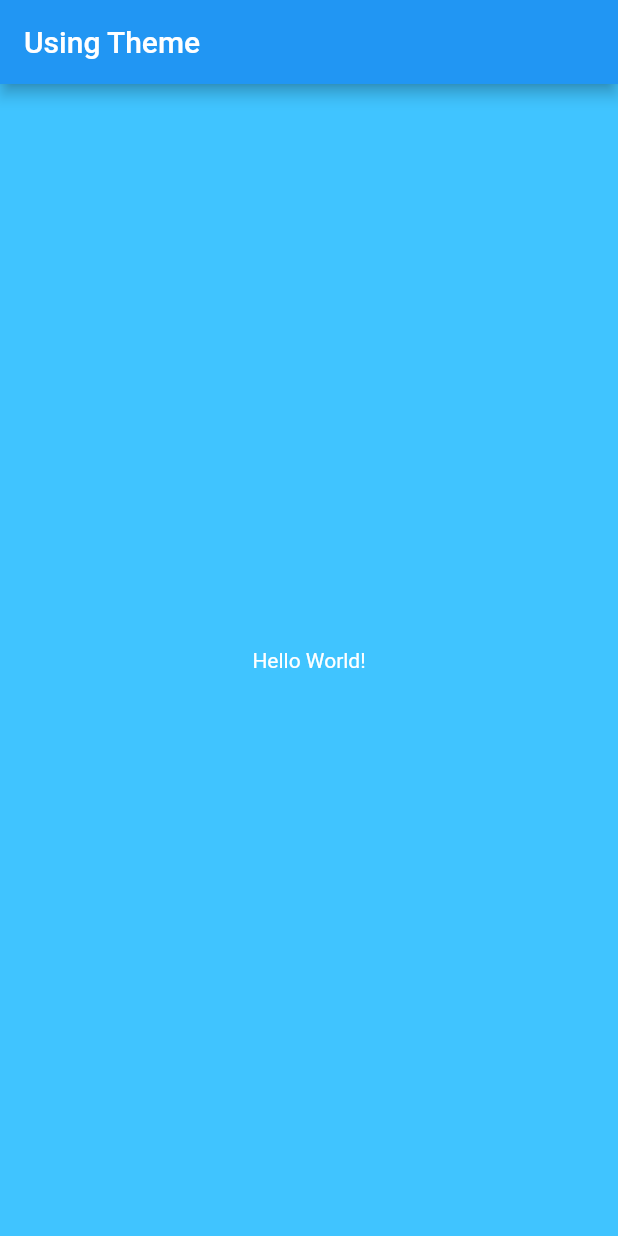
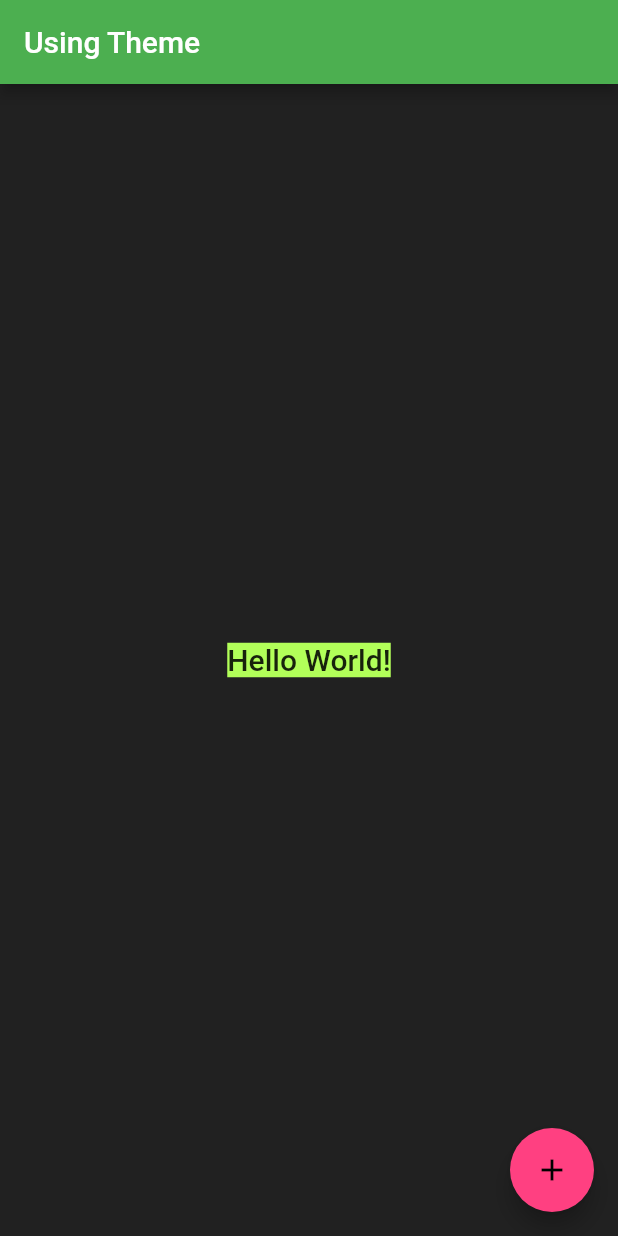
Before and after one commit to nisrulz/flutter-examples, a Flutter app: the screen it shows after launch, on a phone screen of 412 x 824 dp. Run offline on Flutter 3.47's test engine with Material 2 defaults, Android fonts, the phone set to English and light mode, and no system bars.

Commit message:
updated: using_theme example

```diff
--- a/using_theme/lib/main.dart
+++ b/using_theme/lib/main.dart
@@ -2,28 +2,51 @@ import 'package:flutter/material.dart';
 
 void main() {
   runApp(new MaterialApp(
-    home: new Scaffold(
+    debugShowCheckedModeBanner: false,
+    home: new MyHome(),
+    // Set the theme's primary color, accent color,
+    theme: new ThemeData(
+      primarySwatch: Colors.green,
+      accentColor: Colors.lightGreenAccent,
+      // Set background color
+      backgroundColor: Colors.black12,
+    ),
+  ));
+}
+
+class MyHome extends StatelessWidget {
+  @override
+  Widget build(BuildContext context) {
+    return new Scaffold(
       // AppBar
       appBar: new AppBar(
         // AppBar Title
         title: new Text("Using Theme"),
       ),
       body: new Container(
-          child: new Center(
+        // Another way to set the background color
+        decoration: new BoxDecoration(color: Colors.black87),
+        child: new Center(
+          child: new Container(
+            // use the theme accent color as background color for this widget
+            color: Theme.of(context).accentColor,
             child: new Text(
-              "Hello World!",
-              // Set the text style, text color to white
-              style: new TextStyle(color: Colors.white),
+              'Hello World!',
+              // Set text style as per theme
+              style: Theme.of(context).textTheme.title,
             ),
           ),
-          // Another way to set the background color
-          decoration: new BoxDecoration(color: Colors.lightBlueAccent)),
-    ),
-    // Set the theme's primary color, accent color,
-    theme: new ThemeData(
-      primarySwatch: Colors.blue,
-      accentColor: Colors.lightBlueAccent,
-      backgroundColor: Colors.blueAccent,
-    ),
-  ));
+        ),
+      ),
+
+      floatingActionButton: new Theme(
+        // override the accent color of theme for this widget only
+        data: Theme.of(context).copyWith(accentColor: Colors.pinkAccent),
+        child: new FloatingActionButton(
+          onPressed: null,
+          child: new Icon(Icons.add),
+        ),
+      ),
+    );
+  }
 }
```
Also changed, not shown: using_theme/demo_img.jpg.
